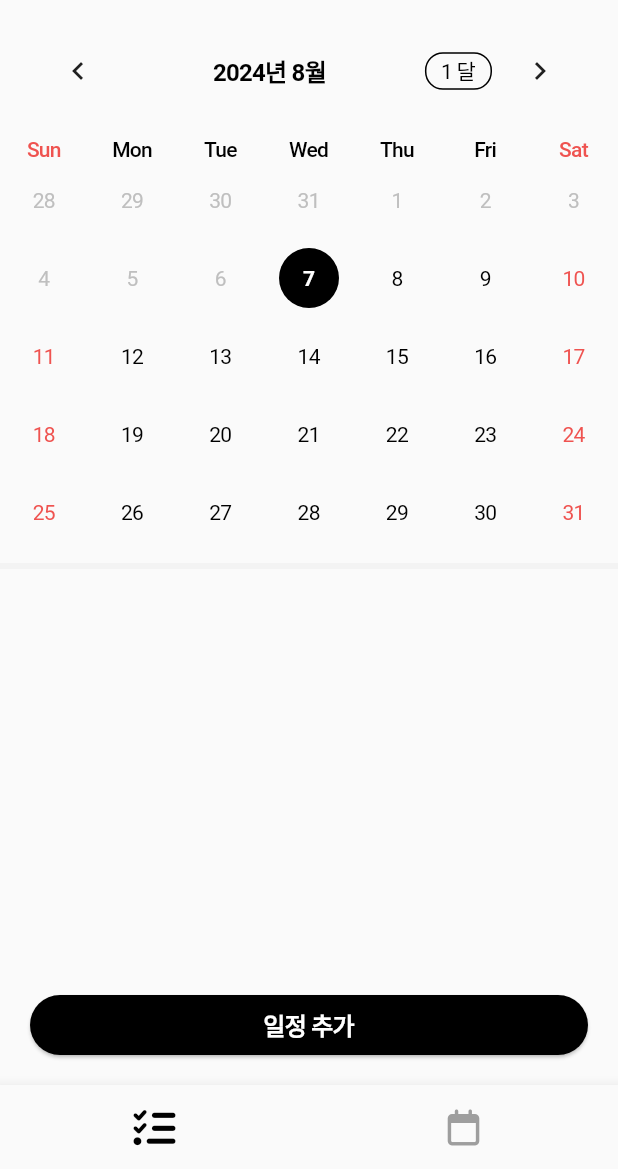
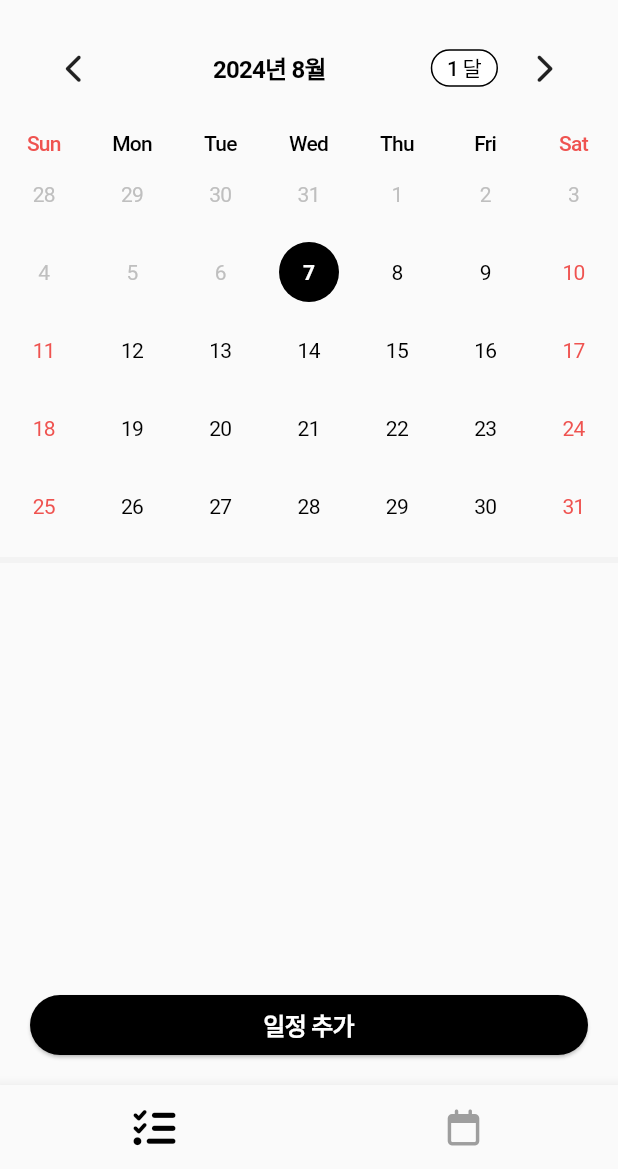
Before and after one commit to Raonshi/simply_todo, a Flutter app: the screen it shows after launch, swiped to page 2, on a phone screen of 412 x 824 dp, the part 67-1236 px from its top. Run offline on Flutter 3.47's test engine with Material 3 defaults, Android fonts, the phone set to English and light mode, and no system bars; drawn by our look-alikes of loader_overlay, table_calendar; our stand-ins replace animate_do, bloc, easy_localization, flutter_bloc, flutter_local_notifications, flutter_slidable and 4 more.

Commit message:
refactor:update code

```diff
--- a/lib/ui/home/page/home_page.dart
+++ b/lib/ui/home/page/home_page.dart
@@ -157,8 +157,8 @@ class _HomePageBodyState extends State<_HomePageBody> {
         unselectedItemColor: context.colorTheme.outline,
         showUnselectedLabels: false,
         showSelectedLabels: false,
-        selectedIconTheme: IconThemeData(size: 28.0),
-        unselectedIconTheme: IconThemeData(size: 24.0),
+        selectedIconTheme: const IconThemeData(size: 28.0),
+        unselectedIconTheme: const IconThemeData(size: 24.0),
         onTap: (value) {
           setState(() => _currentIndex = value);
           _pageController.animateToPage(
--- a/lib/ui/home/widget/event_calendar.dart
+++ b/lib/ui/home/widget/event_calendar.dart
@@ -1,6 +1,6 @@
 import 'package:flutter/material.dart';
+import 'package:font_awesome_flutter/font_awesome_flutter.dart';
 import 'package:simpletodo/common/theme.dart';
-import 'package:simpletodo/common/tools.dart';
 import 'package:simpletodo/domain/model/todo_model.dart';
 import 'package:table_calendar/table_calendar.dart';
 
@@ -41,6 +41,16 @@ class EventCalendar extends StatelessWidget {
           return "${date.year}년 ${date.month}월";
         },
         formatButtonShowsNext: false,
+        formatButtonDecoration: BoxDecoration(
+          color: context.colorTheme.primary,
+          border: Border.all(color: context.colorTheme.onPrimary, width: 1.0),
+          borderRadius: BorderRadius.circular(99.0),
+        ),
+        formatButtonTextStyle: context.textTheme.labelMedium!.copyWith(
+          color: context.colorTheme.onPrimary,
+        ),
+        leftChevronIcon: const Icon(FontAwesomeIcons.chevronLeft, size: 20.0),
+        rightChevronIcon: const Icon(FontAwesomeIcons.chevronRight, size: 20.0),
       ),
       daysOfWeekStyle: DaysOfWeekStyle(
         weekdayStyle: context.textTheme.labelMedium!,
@@ -83,7 +93,7 @@ class EventCalendar extends StatelessWidget {
       rangeSelectionMode: RangeSelectionMode.disabled,
       focusedDay: selectedDay,
       firstDay: DateTime.now(),
-      lastDay: DateTime.now().add(const Duration(days: 365)),
+      lastDay: DateTime.now().add(const Duration(days: 730)),
       selectedDayPredicate: (day) {
         return isSameDay(selectedDay, day);
       },
```
